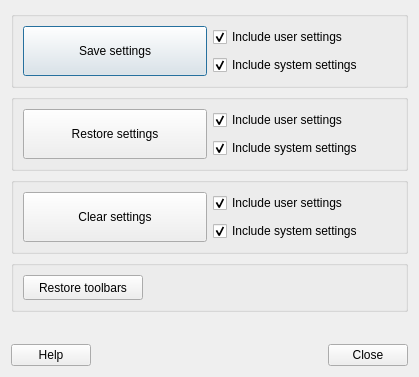
Above: Resources/ui/ui_Dialog.ui from APEbbers/SaveAndRestore before the change. Below: the same form after it.
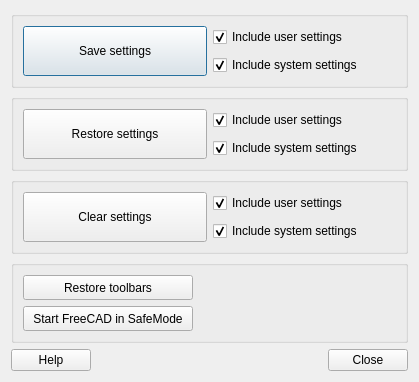
That is the form after the change.

Commit message: test with safemode - 1

Patch:
```diff
--- a/Resources/ui/ui_Dialog.ui
+++ b/Resources/ui/ui_Dialog.ui
@@ -159,7 +159,7 @@
         </property>
        </widget>
       </item>
-      <item row="0" column="1">
+      <item row="0" column="2">
        <spacer name="horizontalSpacer_2">
         <property name="orientation">
          <enum>Qt::Orientation::Horizontal</enum>
@@ -172,6 +172,19 @@
         </property>
        </spacer>
       </item>
+      <item row="1" column="0">
+       <widget class="QPushButton" name="StartSafeMode">
+        <property name="minimumSize">
+         <size>
+          <width>170</width>
+          <height>25</height>
+         </size>
+        </property>
+        <property name="text">
+         <string>Start FreeCAD in SafeMode</string>
+        </property>
+       </widget>
+      </item>
      </layout>
     </widget>
    </item>
```
The commit also changes 2 other files.
